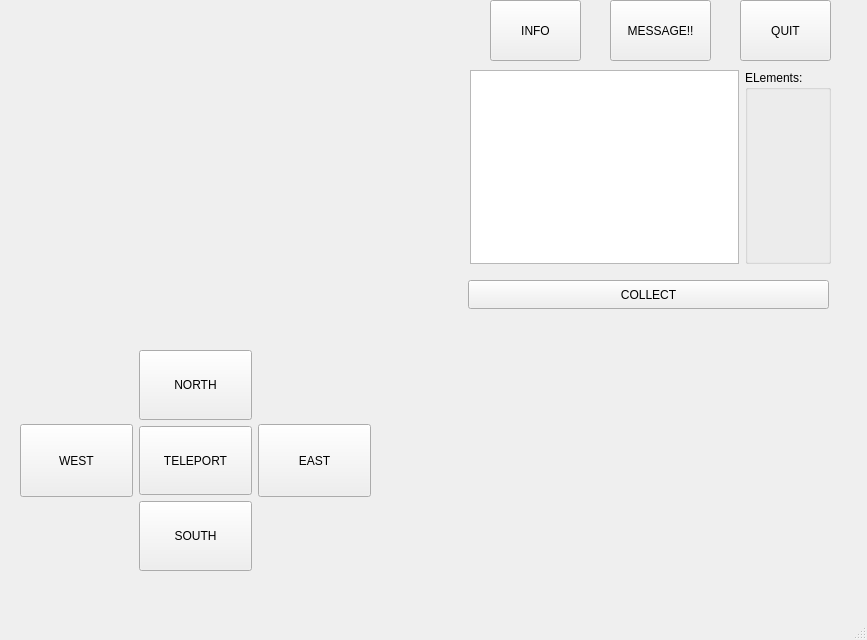
7LuxinC/programming_project, file cs4076_pro/mainwindow.ui: the form before one commit.
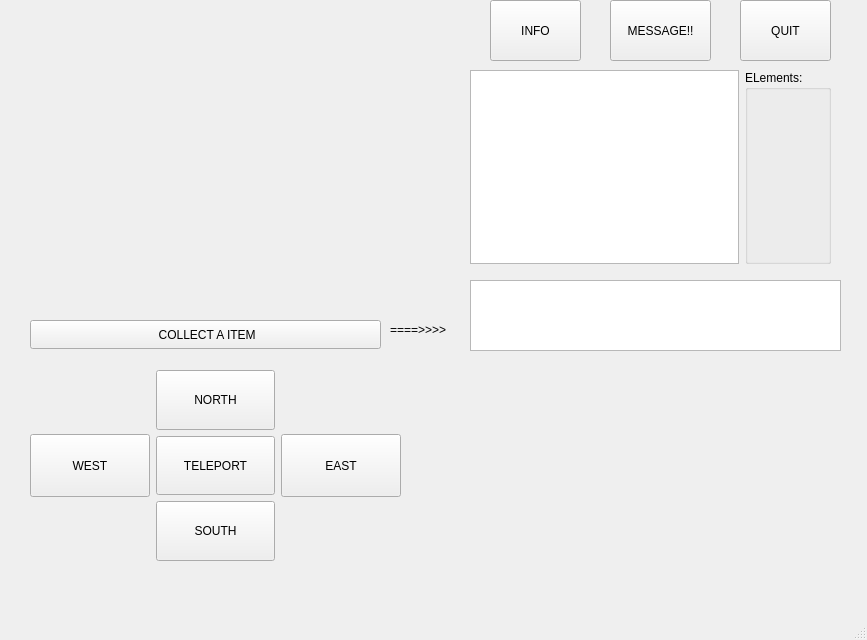
The form after the commit. Icons and pictures are not drawn.

```diff
--- a/cs4076_pro/mainwindow.ui
+++ b/cs4076_pro/mainwindow.ui
@@ -81,9 +81,9 @@
    <widget class="QLabel" name="mapImg">
     <property name="geometry">
      <rect>
-      <x>400</x>
-      <y>340</y>
-      <width>431</width>
+      <x>440</x>
+      <y>360</y>
+      <width>411</width>
       <height>221</height>
      </rect>
     </property>
@@ -103,9 +103,9 @@
    <widget class="QPushButton" name="collectBtn">
     <property name="geometry">
      <rect>
-      <x>468</x>
-      <y>280</y>
-      <width>361</width>
+      <x>30</x>
+      <y>320</y>
+      <width>351</width>
       <height>29</height>
      </rect>
     </property>
@@ -113,16 +113,16 @@
      <font/>
     </property>
     <property name="text">
-     <string>COLLECT</string>
+     <string> COLLECT A ITEM</string>
     </property>
    </widget>
    <widget class="QWidget" name="horizontalLayoutWidget">
     <property name="geometry">
      <rect>
-      <x>20</x>
-      <y>350</y>
-      <width>351</width>
-      <height>221</height>
+      <x>30</x>
+      <y>370</y>
+      <width>371</width>
+      <height>191</height>
      </rect>
     </property>
     <layout class="QHBoxLayout" name="horizontalLayout">
@@ -302,6 +302,29 @@
      </item>
     </layout>
    </widget>
+   <widget class="QListWidget" name="listWidget">
+    <property name="geometry">
+     <rect>
+      <x>470</x>
+      <y>280</y>
+      <width>371</width>
+      <height>71</height>
+     </rect>
+    </property>
+   </widget>
+   <widget class="QLabel" name="label">
+    <property name="geometry">
+     <rect>
+      <x>390</x>
+      <y>320</y>
+      <width>81</width>
+      <height>20</height>
+     </rect>
+    </property>
+    <property name="text">
+     <string>====&gt;&gt;&gt;&gt;</string>
+    </property>
+   </widget>
   </widget>
   <widget class="QMenuBar" name="menubar">
    <property name="geometry">
```
Left out of the diff: 3 changed lines with no effect on the pictures.
